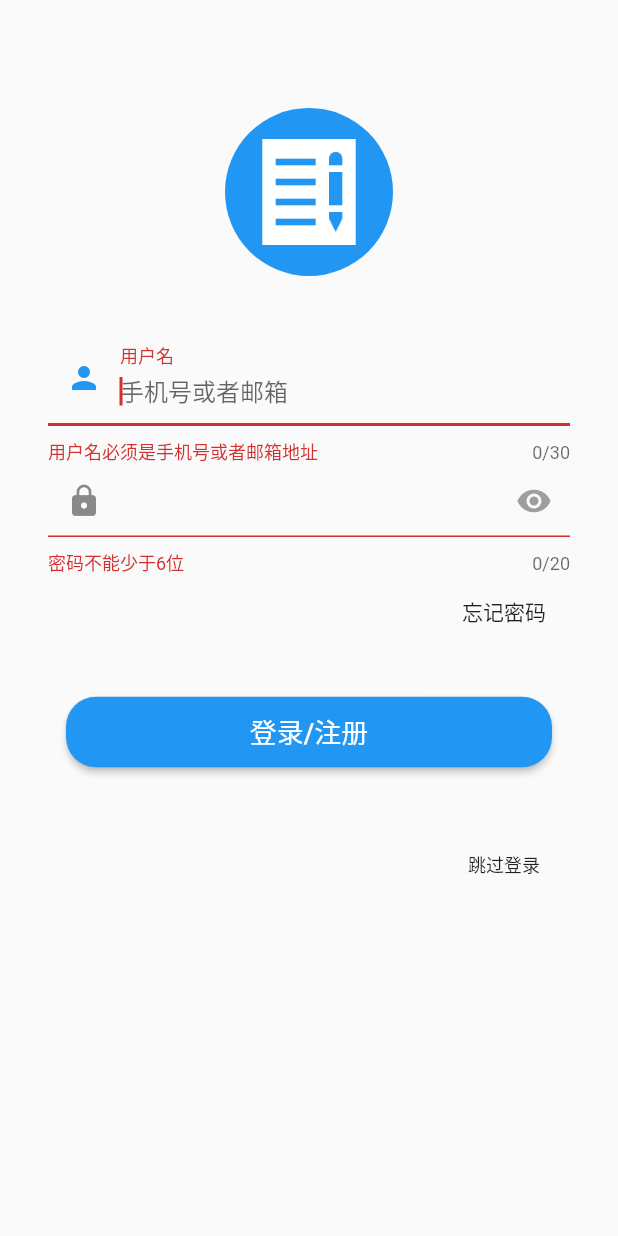
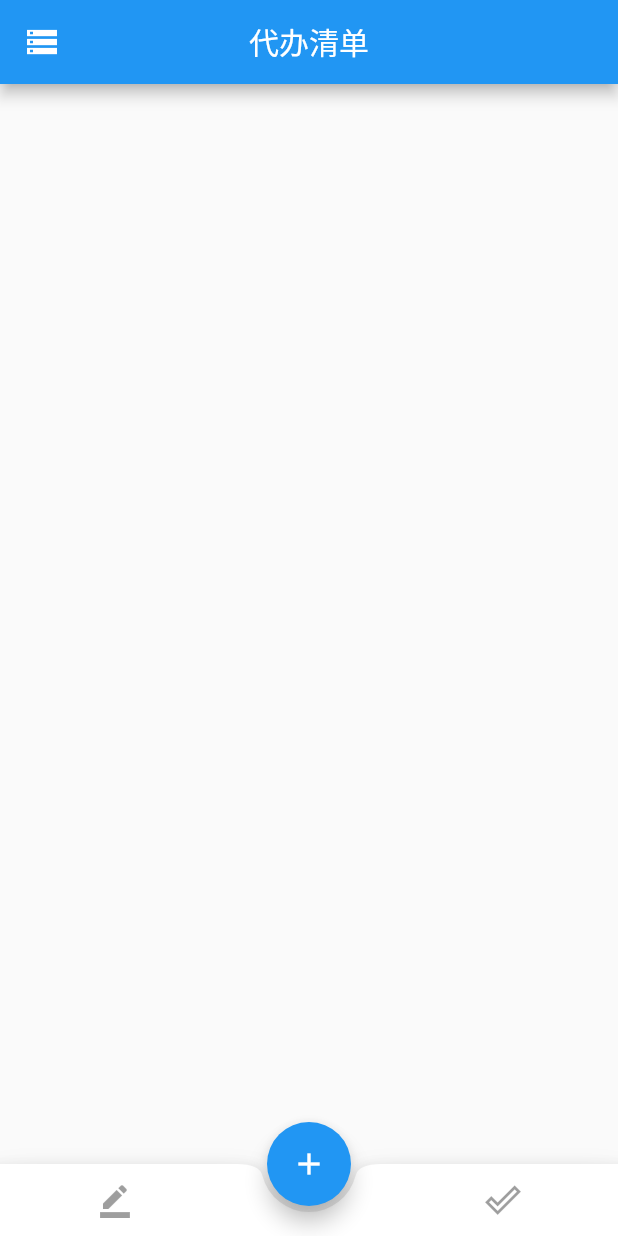
Before and after one commit to Vicent9920/my_todo, a Flutter app: the screen it shows after launch, after a tap on "登录/注册", on a phone screen of 412 x 824 dp. Run offline on Flutter 3.47's test engine with Material 2 defaults, Android fonts, the phone set to English and light mode, and no system bars; our stand-ins replace cookie_jar, dio, shared_preferences.

Commit message:
备份首页内容

```diff
--- a/lib/main.dart
+++ b/lib/main.dart
@@ -1,5 +1,5 @@
 import 'package:flutter/material.dart';
-import 'package:my_todo/splash_page.dart';
+import 'package:my_todo/page/login/splash_page.dart';
 
 void main() => runApp(MyApp());
 
--- a/lib/login/login.dart
+++ b/lib/page/login/login.dart
@@ -1,7 +1,10 @@
 import 'package:flutter/material.dart';
+import 'package:my_todo/net/request.dart';
+import 'package:my_todo/page/login/widget/psd_field.dart';
+import 'package:my_todo/page/login/widget/user_name_field.dart';
 import 'package:my_todo/util/util.dart';
-import 'package:my_todo/widget/psd_field.dart';
-import 'package:my_todo/widget/user_name_field.dart';
+
+import 'main_page.dart';
 
 class Login extends StatefulWidget {
   @override
@@ -123,10 +126,14 @@ class _LoginState extends State<Login> {
                     shape: RoundedRectangleBorder(
                         borderRadius: BorderRadius.circular(20.0)),
                     onPressed: () => {
-                      if (_userNameValid && _psdValid)
-                        {
-                          // TODO 登录
-                        }
+                    Navigator.pushReplacement(
+                    context, MaterialPageRoute(builder: (context) => MainPage()))
+//                      if (_userNameValid && _psdValid){
+//                          Request().login(_userName, _psd).then((result) {
+//                            Navigator.pushReplacement(
+//                                context, MaterialPageRoute(builder: (context) => MainPage()));
+//                          })
+//                        }
                     }),
               ),
               SizedBox(
--- /dev/null
+++ b/lib/page/login/main_page.dart
@@ -0,0 +1,48 @@
+
+import 'package:flutter/material.dart';
+import 'package:my_todo/page/login/widget/custom_drawer.dart';
+
+class MainPage extends StatefulWidget {
+
+  @override
+  State<StatefulWidget> createState() => _MainPageState();
+
+}
+class _MainPageState extends State<MainPage>{
+  String title = "代办清单";
+  int _selectedIndex = 0;
+  @override
+  Widget build(BuildContext context) {
+    return Scaffold(
+      appBar: AppBar(
+        title: Text(title),
+        centerTitle: true,
+        leading: IconButton(icon: Icon(Icons.storage), onPressed: (){}),
+      ),
+      drawer: CustomDrawer(),
+      bottomNavigationBar: BottomAppBar(
+        color: Colors.white,
+        shape: CircularNotchedRectangle(),
+        child: Row(
+          //均分底部导航栏横向空间
+          mainAxisAlignment: MainAxisAlignment.spaceAround,
+          children: <Widget>[
+            IconButton(icon: Icon(Icons.border_color)),
+            SizedBox(), //中间位置空出
+            IconButton(icon: Icon(Icons.done_outline)),
+          ],
+        ),
+
+      ),
+      floatingActionButtonLocation: FloatingActionButtonLocation.centerDocked,
+      floatingActionButton: FloatingActionButton( //悬浮按钮
+          child: Icon(Icons.add),
+          onPressed:_onAdd
+      ),
+    );
+  }
+
+  void _onAdd() {
+
+  }
+}
--- a/lib/splash_page.dart
+++ b/lib/page/login/splash_page.dart
@@ -3,7 +3,8 @@ import 'dart:async';
 
 import 'package:flutter/material.dart';
 
-import 'login/login.dart';
+import 'login.dart';
+
 
 class SplashPage extends StatefulWidget{
 
--- /dev/null
+++ b/lib/page/login/widget/custom_drawer.dart
@@ -0,0 +1,11 @@
+
+import 'package:flutter/material.dart';
+
+class CustomDrawer extends StatefulWidget{
+  @override
+  State<StatefulWidget> createState() {
+    // TODO: implement createState
+    return null;
+  }
+
+}
--- a/lib/widget/psd_field.dart
+++ b/lib/page/login/widget/psd_field.dart
@@ -1,5 +1,5 @@
 import 'package:flutter/material.dart';
-import 'package:my_todo/widget/user_name_field.dart';
+import 'package:my_todo/page/login/widget/user_name_field.dart';
 
 class PasswordField extends StatefulWidget {
   final FocusNode focusNode;
```
Also changed, not shown: lib/entity/base_data.dart (added, +10 -0 lines), lib/entity/base_dto.dart (added, +21 -0 lines), lib/entity/login_dto.dart (added, +48 -0 lines), lib/net/api.dart (added, +63 -0 lines), lib/net/request.dart (added, +27 -0 lines), lib/net/requestimpl.dart (added, +109 -0 lines), lib/util/sp_store_util.dart (added, +70 -0 lines), pubspec.yaml (+9 -2 lines), lib/net/CommonService.dart (added), lib/page/login/widget/user_name_field.dart (renamed from lib/widget/user_name_field.dart), pubspec.lock, 1 other file.
